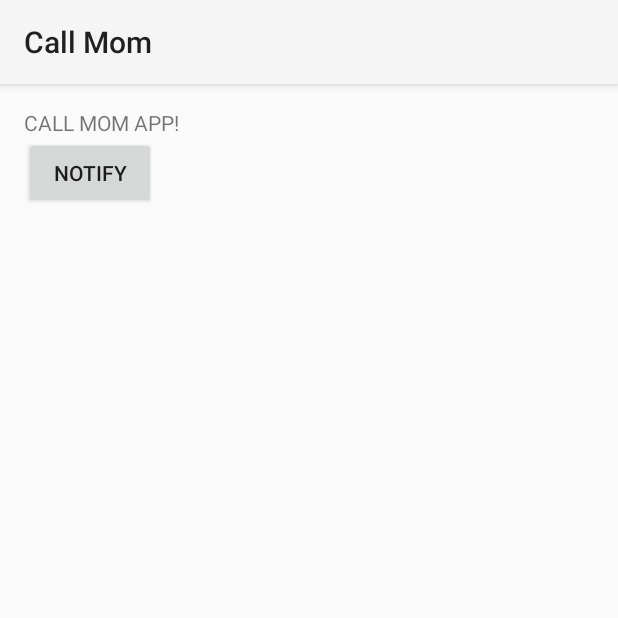
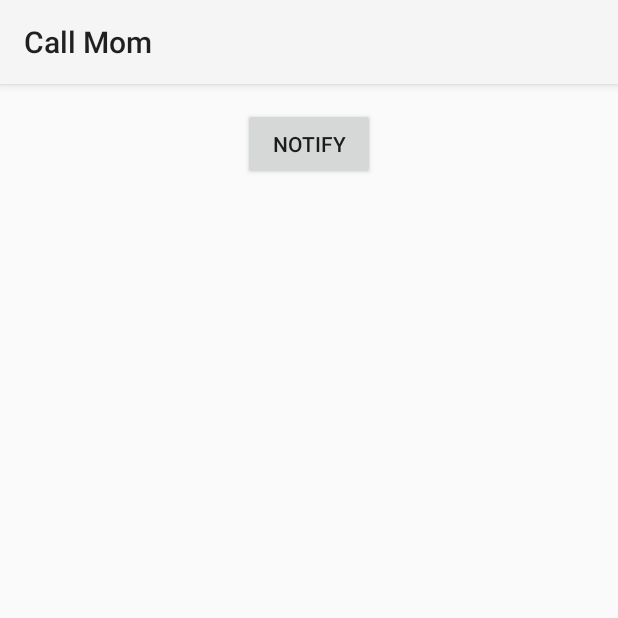
Before and after one commit to belabursan/callmom, an Android app: the screen it shows after launch (MainActivity), on a phone screen of 412 x 824 dp, the top half of it. Run offline under Robolectric (Android 15) with nearby library versions, the phone set to English and light mode, and no system bars; 1 statement that could not run was skipped.

```diff
--- a/Handset/CallMom/app/src/main/res/layout/activity_main.xml
+++ b/Handset/CallMom/app/src/main/res/layout/activity_main.xml
@@ -5,19 +5,21 @@
     android:paddingTop="@dimen/activity_vertical_margin"
     android:paddingBottom="@dimen/activity_vertical_margin" tools:context=".MainActivity">
 
+    <!--
     <TextView
         android:id="@+id/text_hello"
         android:text="@string/hello_world"
         android:layout_width="wrap_content"
         android:layout_height="wrap_content"
     />
+    -->
 
     <Button
         android:id="@+id/button_notify"
         android:layout_width="wrap_content"
         android:layout_height="wrap_content"
         android:text="@string/button_text"
-        android:layout_below="@+id/text_hello"
+        android:layout_centerHorizontal="true"
         android:onClick="notify"
     />
 
```
